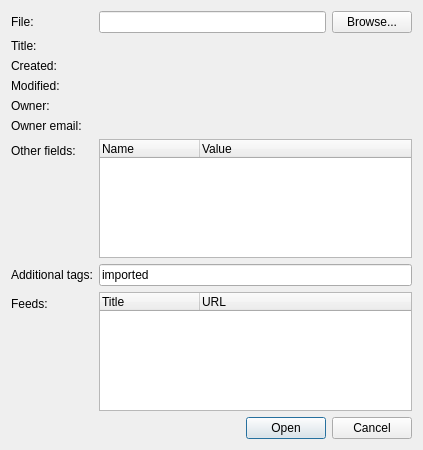
Qt form src/plugins/aggregator/importopml.ui (0xd34df00d/leechcraft) before a commit.
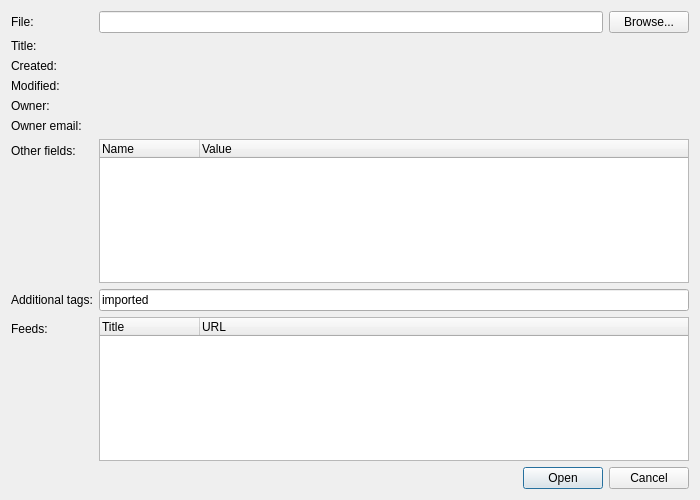
The same form after that commit. Icons and pictures are not drawn.

Commit message: [Aggregator] Make dialogs bigger where it makes sense

Patch:
```diff
--- a/src/plugins/aggregator/importopml.ui
+++ b/src/plugins/aggregator/importopml.ui
@@ -6,8 +6,8 @@
    <rect>
     <x>0</x>
     <y>0</y>
-    <width>423</width>
-    <height>450</height>
+    <width>700</width>
+    <height>500</height>
    </rect>
   </property>
   <property name="windowTitle">
```
The commit also changes 2 other files.
